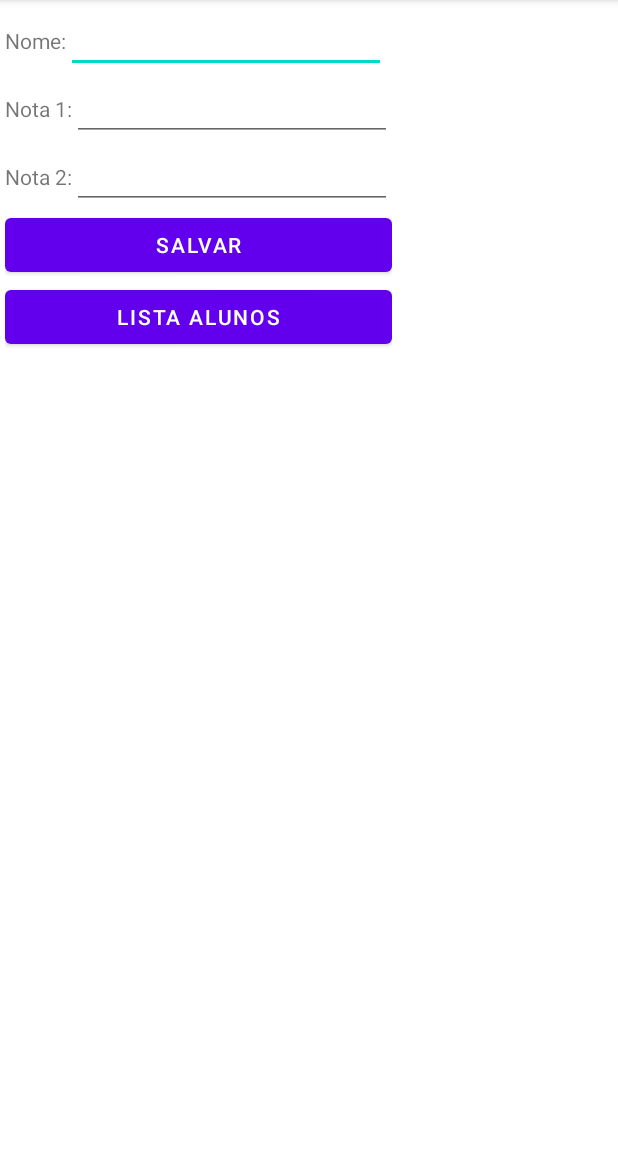
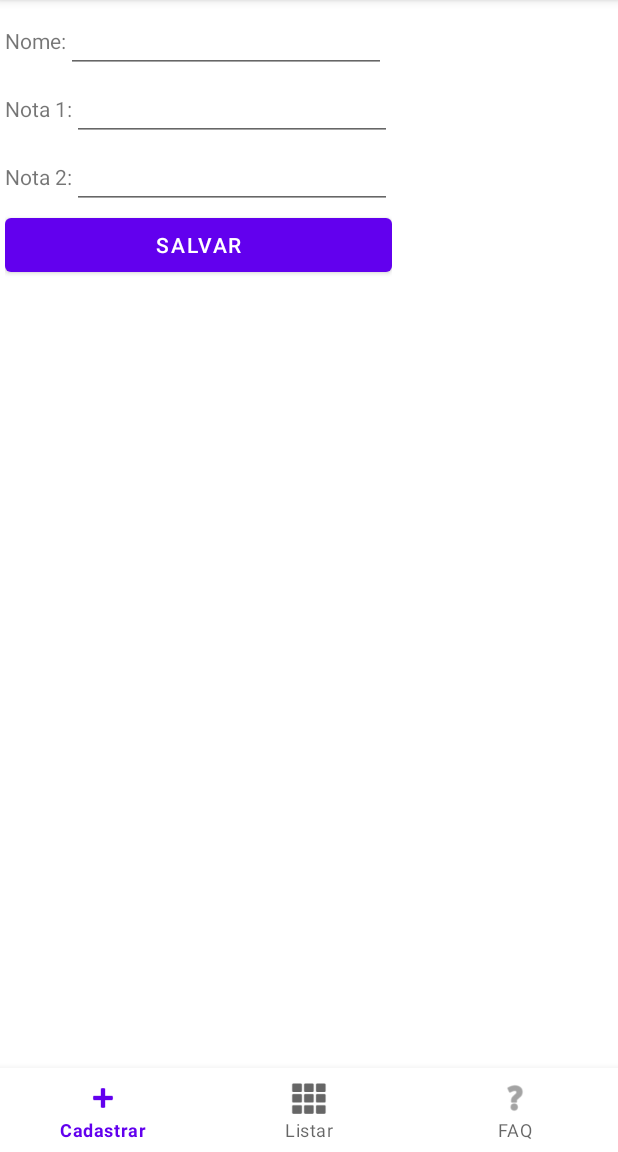
Before and after one commit to tommymolto/aulakotlin, an Android app: the screen it shows after launch (MainActivity before the commit, AlunoActivity after it), after a tap on "SALVAR", on a phone screen of 412 x 824 dp, the part 84-1236 px from its top. Run offline under Robolectric (Android 15) with nearby library versions, the phone set to English and light mode, and no system bars; our stand-ins replace navigation-ui; 1 statement that could not run was skipped.

Commit message:
refactor pensado em conflito de variaveis

```diff
--- a/app/build.gradle
+++ b/app/build.gradle
@@ -44,6 +44,8 @@ dependencies {
     implementation 'com.google.android.material:material:1.6.1'
     implementation 'androidx.constraintlayout:constraintlayout:2.1.4'
     implementation 'org.jetbrains.kotlinx:kotlinx-serialization-json:1.3.2'
+    implementation 'androidx.navigation:navigation-fragment-ktx:2.5.1'
+    implementation 'androidx.navigation:navigation-ui-ktx:2.5.1'
 
     testImplementation 'junit:junit:4.13.2'
     androidTestImplementation 'androidx.test.ext:junit:1.1.3'
--- /dev/null
+++ b/app/src/main/java/br/edu/infnet/android/ex01/AlunoActivity.kt
@@ -0,0 +1,43 @@
+package br.edu.infnet.android.ex01
+
+import androidx.appcompat.app.AppCompatActivity
+import android.os.Bundle
+import android.util.Log
+import androidx.navigation.NavController
+import androidx.navigation.fragment.NavHostFragment
+import androidx.navigation.ui.setupWithNavController
+import br.edu.infnet.android.ex01.model.Turma
+import com.google.android.material.bottomnavigation.BottomNavigationView
+
+class AlunoActivity : AppCompatActivity() {
+    var turma = Turma()
+    private lateinit var  host: NavHostFragment
+
+    override fun onCreate(savedInstanceState: Bundle?) {
+        super.onCreate(savedInstanceState)
+        setContentView(R.layout.activity_aluno)
+        host = supportFragmentManager
+            .findFragmentById(R.id.actHomeFragmentContainer) as NavHostFragment
+        val navController = host.navController
+        configurarNavegacao(navController)
+
+        /*
+        navController.addOnDestinationChangedListener { _, destination, _ ->
+            val dest: String = try {
+                resources.getResourceName(destination.id)
+            } catch (e: Resources.NotFoundException) {
+                Integer.toString(destination.id)
+            }
+
+            Toast.makeText(this@HomeActivity, "Navigated to $dest",
+                Toast.LENGTH_SHORT).show()
+            Log.d("NavigationActivity", "Navigated to $dest")
+        }
+         */
+    }
+    private fun configurarNavegacao(navController: NavController){
+        Log.e("INFO", "CONFOIGUREI")
+        val bottomNav = findViewById<BottomNavigationView>(R.id.actHomeNavigationBarBottom)
+        bottomNav?.setupWithNavController(navController)
+    }
+}
--- a/app/src/main/java/br/edu/infnet/android/ex01/MainActivity.kt
+++ /dev/null
@@ -1,127 +0,0 @@
-package br.edu.infnet.android.ex01
-
-import android.content.Intent
-import androidx.appcompat.app.AppCompatActivity
-import android.os.Bundle
-import android.util.Log
-import android.view.View
-import android.widget.Button
-import android.widget.Toast
-import br.edu.infnet.android.ex01.databinding.ActivityMainBinding
-import br.edu.infnet.android.ex01.model.Aluno
-import br.edu.infnet.android.ex01.model.Turma
-import com.google.android.material.snackbar.Snackbar
-import kotlinx.serialization.decodeFromString
-import kotlinx.serialization.encodeToString
-import kotlinx.serialization.json.Json
-
-
-class MainActivity : AppCompatActivity() {
-    val TAG = "QUEM VOTEI"
-    var turma = Turma()
-    private lateinit var binding: ActivityMainBinding
-
-    override fun onCreate(savedInstanceState: Bundle?) {
-        super.onCreate(savedInstanceState)
-        binding =  ActivityMainBinding.inflate(layoutInflater)
-        setContentView(binding.root)
-
-        //binding.textNome.setText("Olha eu alterado")
-        binding.textNome.setOnFocusChangeListener {
-            _ , estaFocado ->
-             if(estaFocado){
-                 binding.textNome.setText("")
-             }else{
-                // binding.textNome.setText("To preenchido, gente")
-             }
-
-        }
-        binding.notaUm.setOnFocusChangeListener {
-                _ , estaFocado ->
-            if(estaFocado){
-                binding.notaUm.setText("")
-            }else{
-                // binding.textNome.setText("To preenchido, gente")
-            }
-
-        }
-        binding.notaDois.setOnFocusChangeListener {
-                _ , estaFocado ->
-            if(estaFocado){
-                binding.notaDois.setText("")
-            }else{
-                // binding.textNome.setText("To preenchido, gente")
-            }
-
-        }
-
-        binding.btnSalvaUsuario.setOnClickListener {
-            view -> salvarUsuario(view)
-        }
-        binding.btnListaAlunos.setOnClickListener {
-                _ -> goToListaAlunos()
-        }
-        Log.d("INFO", "Cliquei")
-
-    }
-    fun goToListaAlunos(){
-        val profileIntent = Intent(this,
-            ListaAlunosActivity::class.java)
-        profileIntent.putExtra("turma", Json.encodeToString(turma))
-
-        startActivity(profileIntent)
-    }
-    fun salvarUsuario( view: View){
-        var novoAluno = Aluno(
-            binding.textNome.text.toString(),
-            binding.notaUm.text.toString().toDouble(),
-            binding.notaDois.text.toString().toDouble()
-
-        )
-        turma.alunos.add(novoAluno)
-        Toast.makeText(view.context, "Aluno Salvo.", Toast.LENGTH_SHORT).show()
-        findViewById<Button>(R.id.btnListaAlunos).visibility = View.VISIBLE
-        Log.d("INFO", "Total alunos = ${ turma.alunos.size }")
-    }
-    override fun onStart() {
-        super.onStart()
-        Log.d(TAG , "Entrou onStart")
-    }
-    override fun onRestart() {
-        super.onRestart()
-        Log.d(TAG , "Entrou onRestart")
-    }
-    override fun onResume() {
-        super.onResume()
-        Log.d(TAG , "Entrou onResume")
-    }
-    override fun onPause() {
-        super.onPause()
-        Log.d(TAG , "Entrou onPause")
-    }
-    override fun onStop() {
-        super.onStop()
-        Log.d(TAG , "Entrou onStop")
-    }
-    override fun onDestroy() {
-        Log.d(TAG , "Entrou onDestroy")
-        super.onDestroy()
-    }
-
-    override fun onSaveInstanceState(outState: Bundle) {
-        // put string value
-        Log.d(TAG, "me salva")
-        outState.putString("alunos", Json.encodeToString(turma))
-        super.onSaveInstanceState(outState)
-    }
-    override fun onRestoreInstanceState(savedInstanceState: Bundle) {
-        // get values from saved state
-        Log.d(TAG, "me salva")
-
-        val oldAlunos = savedInstanceState.getString("alunos")
-        ///javascript object notation
-        turma = oldAlunos?.let { Json.decodeFromString(it) }!!
-        super.onRestoreInstanceState(savedInstanceState)
-    }
-
-}
--- /dev/null
+++ b/app/src/main/java/br/edu/infnet/android/ex01/fragment/CadastroAlunoFragment.kt
@@ -0,0 +1,67 @@
+package br.edu.infnet.android.ex01.fragment
+
+import android.os.Bundle
+import android.util.Log
+import androidx.fragment.app.Fragment
+import android.view.LayoutInflater
+import android.view.View
+import android.view.ViewGroup
+import android.widget.Toast
+import androidx.navigation.fragment.findNavController
+import br.edu.infnet.android.ex01.AlunoActivity
+import br.edu.infnet.android.ex01.R
+import br.edu.infnet.android.ex01.model.Aluno
+import br.edu.infnet.android.ex01.model.Turma
+import kotlinx.android.synthetic.main.fragment_cadastro_aluno.*
+
+
+class CadastroAlunoFragment : Fragment() {
+
+    private lateinit var turma: Turma
+    override fun onCreate(savedInstanceState: Bundle?) {
+        super.onCreate(savedInstanceState)
+
+    }
+
+    override fun onCreateView(
+        inflater: LayoutInflater, container: ViewGroup?,
+        savedInstanceState: Bundle?
+    ): View? {
+        var listAlunos = activity as AlunoActivity?
+        turma = listAlunos!!.turma
+        // Inflate the layout for this fragment
+        return inflater.inflate(R.layout.fragment_cadastro_aluno, container, false)
+    }
+
+    override fun onViewCreated(view: View, savedInstanceState: Bundle?) {
+        super.onViewCreated(view, savedInstanceState)
+        btnSalvaUsuario.setOnClickListener {
+                view -> salvarUsuario(view)
+        }
+//        btnListaAlunos.setOnClickListener {
+//                _ -> goToListaAlunos()
+//        }
+    }
+    fun goToListaAlunos() {
+
+
+        findNavController().navigate(R.id.HomeActFragmentListar)
+    }
+    fun salvarUsuario( view: View){
+        var novoAluno = Aluno(
+            textNome.text.toString(),
+            notaUm.text.toString().toDouble(),
+            notaDois.text.toString().toDouble()
+
+        )
+        turma.alunos.add(novoAluno)
+        Toast.makeText(view.context, "Aluno Salvo.", Toast.LENGTH_SHORT).show()
+        //btnListaAlunos.visibility = View.VISIBLE
+        textNome.setText("")
+        notaUm.setText("")
+        notaDois.setText("")
+        Log.d("INFO", "Total alunos = ${ turma.alunos.size }")
+    }
+
+
+}
--- /dev/null
+++ b/app/src/main/res/layout/activity_aluno.xml
@@ -0,0 +1,28 @@
+<?xml version="1.0" encoding="utf-8"?>
+
+
+    <RelativeLayout
+        android:layout_width="match_parent"
+        android:layout_height="match_parent"
+        xmlns:android="http://schemas.android.com/apk/res/android"
+        xmlns:app="http://schemas.android.com/apk/res-auto"
+        xmlns:tools="http://schemas.android.com/tools"
+
+        tools:context=".AlunoActivity">
+
+    <androidx.fragment.app.FragmentContainerView
+        android:id="@+id/actHomeFragmentContainer"
+        android:name="androidx.navigation.fragment.NavHostFragment"
+        android:layout_width="match_parent"
+        android:layout_height="wrap_content"
+        app:defaultNavHost="true"
+        app:navGraph="@navigation/navegacao" />
+
+    <com.google.android.material.bottomnavigation.BottomNavigationView
+        android:id="@+id/actHomeNavigationBarBottom"
+        android:layout_width="match_parent"
+        android:layout_height="wrap_content"
+        android:layout_alignBottom="@id/actHomeFragmentContainer"
+        android:layout_alignParentBottom="true"
+        app:menu="@menu/bottom_menu" />
+    </RelativeLayout>
--- a/app/src/main/res/layout/activity_main.xml
+++ b/app/src/main/res/layout/fragment_cadastro_aluno.xml
@@ -1,11 +1,11 @@
 <?xml version="1.0" encoding="utf-8"?>
-<androidx.constraintlayout.widget.ConstraintLayout xmlns:android="http://schemas.android.com/apk/res/android"
-    xmlns:app="http://schemas.android.com/apk/res-auto"
+<FrameLayout xmlns:android="http://schemas.android.com/apk/res/android"
     xmlns:tools="http://schemas.android.com/tools"
     android:layout_width="match_parent"
     android:layout_height="match_parent"
-    tools:context=".MainActivity">
+    tools:context=".fragment.CadastroAlunoFragment">
 
+    <!-- TODO: Update blank fragment layout -->
     <LinearLayout
         android:layout_width="wrap_content"
         android:layout_height="wrap_content"
@@ -83,12 +83,12 @@
             android:layout_height="wrap_content"
             android:text="Salvar" />
 
-        <Button
+        <!--Button
             android:id="@+id/btnListaAlunos"
             android:layout_width="match_parent"
             android:layout_height="wrap_content"
             android:text="Lista Alunos"
-            android:visibility="invisible" />
+            android:visibility="invisible" /-->
     </LinearLayout>
 
-</androidx.constraintlayout.widget.ConstraintLayout>
+</FrameLayout>
--- a/app/src/main/res/layout/fragment_faq.xml
+++ b/app/src/main/res/layout/fragment_faq_aluno.xml
@@ -3,7 +3,7 @@
     xmlns:tools="http://schemas.android.com/tools"
     android:layout_width="match_parent"
     android:layout_height="match_parent"
-    tools:context=".FaqFragment">
+    tools:context=".fragment.FaqFragment">
 
     <!-- TODO: Update blank fragment layout -->
 
--- a/app/src/main/res/layout/fragment_aluno.xml
+++ b/app/src/main/res/layout/fragment_lista_aluno.xml
@@ -1,6 +1,7 @@
 <?xml version="1.0" encoding="utf-8"?>
 <FrameLayout xmlns:android="http://schemas.android.com/apk/res/android"
     xmlns:tools="http://schemas.android.com/tools"
+
     android:layout_width="match_parent"
     android:layout_height="match_parent"
     tools:context=".AlunoFragment">
--- /dev/null
+++ b/app/src/main/res/menu/bottom_menu.xml
@@ -0,0 +1,16 @@
+<?xml version="1.0" encoding="utf-8"?>
+<menu xmlns:android="http://schemas.android.com/apk/res/android">
+
+    <item
+        android:id="@id/HomeActFragmentCadastrar"
+        android:icon="@android:drawable/ic_input_add"
+        android:title="Cadastrar" />
+    <item
+        android:id="@id/HomeActFragmentListar"
+        android:icon="@android:drawable/ic_dialog_dialer"
+        android:title="Listar" />
+    <item
+        android:id="@id/HomeActFragmentFAQ"
+        android:icon="@android:drawable/ic_menu_help"
+        android:title="FAQ" />
+</menu>
--- /dev/null
+++ b/app/src/main/res/navigation/navegacao.xml
@@ -0,0 +1,24 @@
+<?xml version="1.0" encoding="utf-8"?>
+<navigation xmlns:android="http://schemas.android.com/apk/res/android"
+    xmlns:app="http://schemas.android.com/apk/res-auto"
+    xmlns:tools="http://schemas.android.com/tools"
+    android:id="@+id/navegacao"
+    app:startDestination="@id/HomeActFragmentCadastrar">
+
+    <fragment
+        android:id="@+id/HomeActFragmentCadastrar"
+        android:name="br.edu.infnet.android.ex01.fragment.CadastroAlunoFragment"
+        android:label="fragment_cadastro_aluno"
+        tools:layout="@layout/fragment_cadastro_aluno" />
+    <fragment
+        android:id="@+id/HomeActFragmentFAQ"
+        android:name="br.edu.infnet.android.ex01.fragment.FaqFragment"
+        android:label="fragment_faq"
+        tools:layout="@layout/fragment_faq_aluno" />
+    <fragment
+        android:id="@+id/HomeActFragmentListar"
+        android:name="br.edu.infnet.android.ex01.fragment.AlunoFragment"
+        android:label="AlunoFragment"
+        tools:layout="@layout/fragment_lista_aluno"
+        />
+</navigation>
```
Also changed, not shown: app/src/main/AndroidManifest.xml (+9 -0 lines), app/src/main/java/br/edu/infnet/android/ex01/ListaAlunosActivity.kt (deleted, +0 -36 lines), app/src/main/java/br/edu/infnet/android/ex01/fragment/AlunoFragment.kt (renamed from app/src/main/java/br/edu/infnet/android/ex01/AlunoFragment.kt, +11 -39 lines), app/src/main/java/br/edu/infnet/android/ex01/fragment/FaqFragment.kt (renamed from app/src/main/java/br/edu/infnet/android/ex01/FaqFragment.kt, +4 -3 lines), app/src/main/res/layout/activity_lista_alunos.xml (deleted, +0 -23 lines).
